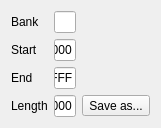
The window that ui/dumpdial.ui (samstyle/Xpeccy) describes before a commit, drawn with Qt 5.
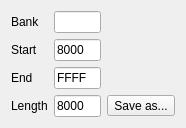
The same window after the commit. Icons and pictures are not drawn.

```diff
--- a/ui/dumpdial.ui
+++ b/ui/dumpdial.ui
@@ -9,7 +9,7 @@
    <rect>
     <x>0</x>
     <y>0</y>
-    <width>150</width>
+    <width>186</width>
     <height>122</height>
    </rect>
   </property>
```
